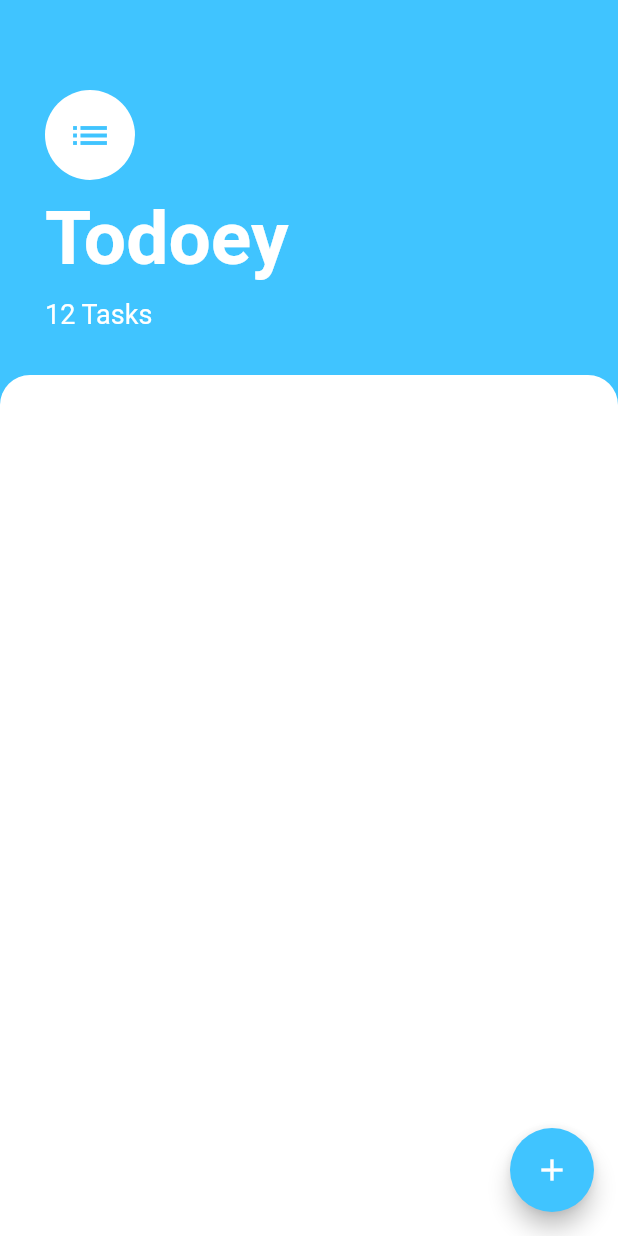
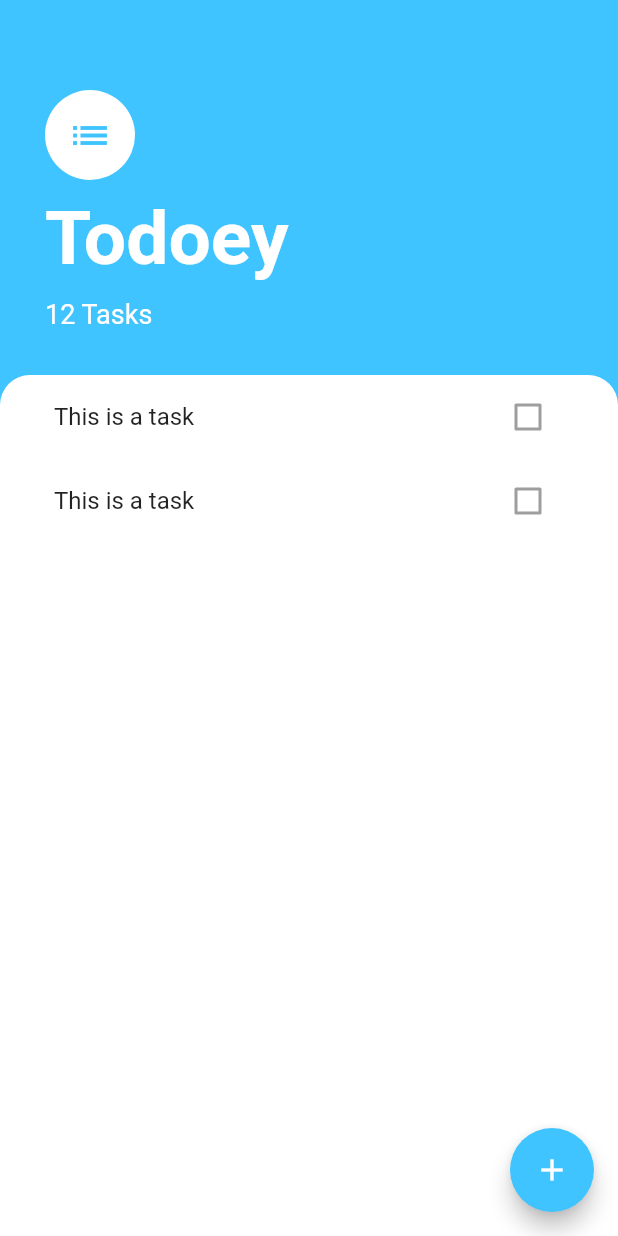
Before and after one commit to judeharding/todoey_flutter, a Flutter app: the screen it shows after launch, on a phone screen of 412 x 824 dp. Run offline on Flutter 3.47's test engine with Material 2 defaults, Android fonts, the phone set to English and light mode, and no system bars.

Commit message:
small change

```diff
--- a/lib/screens/task_screen.dart
+++ b/lib/screens/task_screen.dart
@@ -50,6 +50,7 @@ class TasksScreen extends StatelessWidget {
           ),
           Expanded(
             child: Container(
+                padding: EdgeInsets.symmetric(horizontal: 20.0),
                 decoration: BoxDecoration(
                   color: Colors.white,
                   borderRadius: BorderRadius.only(
@@ -57,7 +58,18 @@ class TasksScreen extends StatelessWidget {
                     topRight: Radius.circular(20.0),
                   ),
                 ),
+                child: ListView(
+                  children: [
+                    ListTile(
+                      title: Text('This is a task'),
+                      trailing: Checkbox(value: false),
                     ),
+                    ListTile(
+                      title: Text('This is a task'),
+                      trailing: Checkbox(value: false),
+                    ),
+                  ],
+                )),
           ),
         ],
       ),
```
Lines whose indentation alone changed are shown as unchanged.
